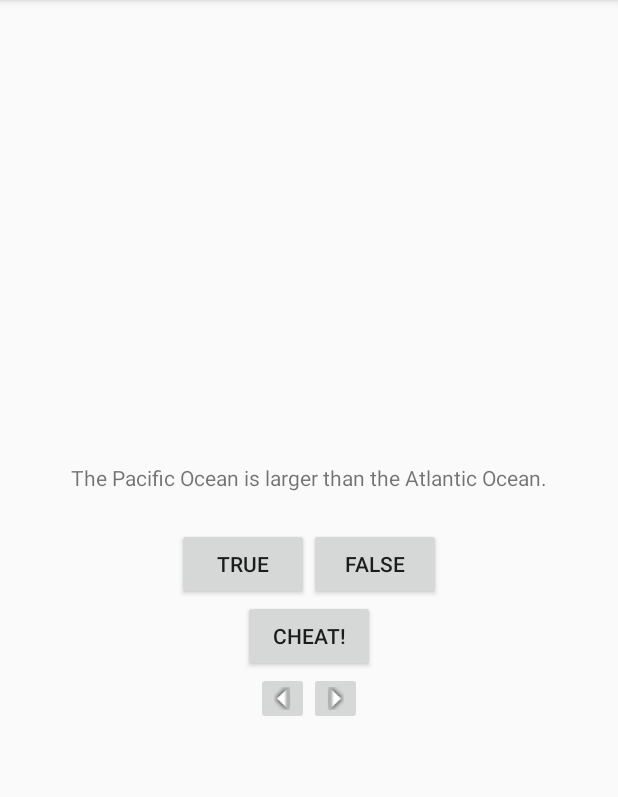
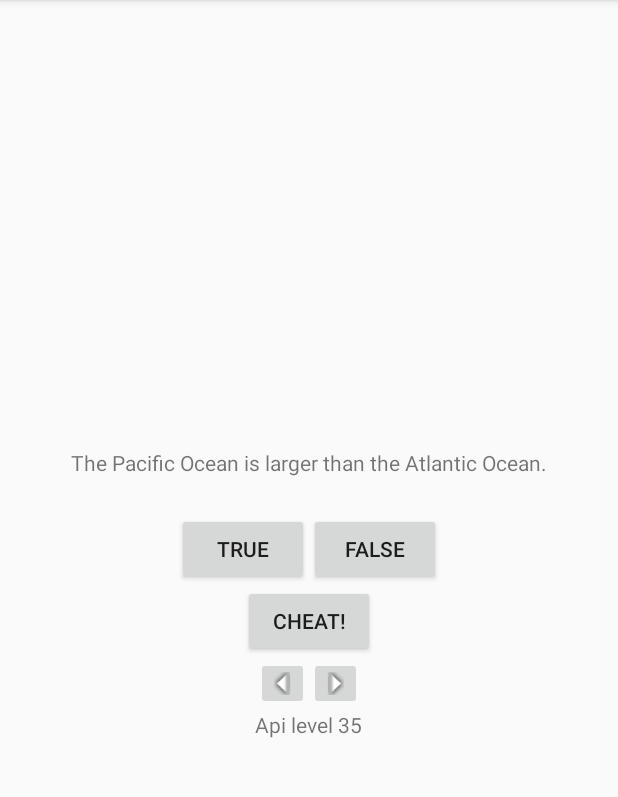
Before and after one commit to knerr/GeoQuiz, an Android app: the screen it shows after launch (QuizActivity), on a phone screen of 412 x 824 dp, the part 84-881 px from its top. Run offline under Robolectric (Android 15) with nearby library versions, the phone set to English and light mode, and no system bars.

Commit message:
As of 4/30/2015

```diff
--- a/app/build.gradle
+++ b/app/build.gradle
@@ -5,8 +5,9 @@ android {
     buildToolsVersion "21.1.2"
 
     defaultConfig {
+        //application info for debugging can be changed here
         applicationId "com.example.mattyice.geoquiz"
-        minSdkVersion 15
+        minSdkVersion 8
         targetSdkVersion 21
         versionCode 1
         versionName "1.0"
--- a/app/src/main/AndroidManifest.xml
+++ b/app/src/main/AndroidManifest.xml
@@ -16,6 +16,7 @@
                 <category android:name="android.intent.category.LAUNCHER" />
             </intent-filter>
         </activity>
+        <!-- Every new activity needs at least the below information to be accessed and run-->
         <activity
             android:name=".CheatActivity"
             android:label="@string/app_name" >
--- a/app/src/main/java/com/example/mattyice/geoquiz/CheatActivity.java
+++ b/app/src/main/java/com/example/mattyice/geoquiz/CheatActivity.java
@@ -10,11 +10,13 @@ import android.widget.TextView;
 import android.widget.Button;
 import android.content.Intent;
 
-
+//An activity must extend an activity class
 public class CheatActivity extends ActionBarActivity {
 
+    //locations to store information for values to be sent back to the called activity
     public static final String EXTRA_ANSWER_IS_TRUE = "com.example.mattyice.geoquiz.answer_is_true";
     public static final String EXTRA_ANSWER_SHOWN = "com.example.mattyice.geoquiz.answer_shown";
+    //This is for local use of information to be stored when changing activities (land to vert)
     public static final String CHEAT = "cheat";
     private boolean mAnswerIsTrue;
     private boolean mIsCheater = false;
@@ -23,15 +25,18 @@ public class CheatActivity extends ActionBarActivity {
 
     public void setAnswerShownResult(boolean isAnswerShown) {
         Intent data = new Intent();
+        //Putting info into the location where it needs to be stored
         data.putExtra(EXTRA_ANSWER_SHOWN, isAnswerShown);
+        //setting the result to be returned to the original activity (howTheResultWent, infoBeingSentBack)
         setResult(RESULT_OK, data);
     }
 
     @Override
     protected void onCreate(Bundle savedInstanceState) {
         super.onCreate(savedInstanceState);
-        setContentView(R.layout.activity_cheat);
+        setContentView(R.layout.activity_cheat); //What xml file should this be working with
 
+        //Potentially stored info
         if (savedInstanceState != null){
             mIsCheater = savedInstanceState.getBoolean(CHEAT, false);
         }
@@ -66,6 +71,7 @@ public class CheatActivity extends ActionBarActivity {
     }
 
     @Override
+    //used to keep info when the activity layout from land to verticle
     public void onSaveInstanceState (Bundle savedInstanceState){
         super.onSaveInstanceState(savedInstanceState);
         savedInstanceState.putBoolean(CHEAT, mIsCheater);
--- a/app/src/main/java/com/example/mattyice/geoquiz/QuizActivity.java
+++ b/app/src/main/java/com/example/mattyice/geoquiz/QuizActivity.java
@@ -1,5 +1,8 @@
 package com.example.mattyice.geoquiz;
 
+import android.annotation.TargetApi;
+import android.app.ActionBar;
+import android.os.Build;
 import android.support.v7.app.ActionBarActivity;
 import android.os.Bundle;
 import android.view.Menu;
@@ -12,18 +15,21 @@ import android.widget.Toast;
 import android.util.Log;
 import android.content.Intent;
 
+import org.w3c.dom.Text;
 
+//The "Main Class" Of an activity has to extend an activity class and also be included in the manifest
 public class QuizActivity extends ActionBarActivity {
 
-    private static final String TAG = "QuizActivity";
-    private static final String KEY_INDEX = "index";
-    private static final String CHEAT = "cheat";
-    private Button mTrueButton;
+    private static final String TAG = "QuizActivity"; //Used in logging to show what method is called in what file (or activity)
+    private static final String KEY_INDEX = "index"; //Used to maintain data when switching from horizontal to verticle (which creates a new activity)
+    private static final String CHEAT = "cheat"; //Same as above
+    private Button mTrueButton; //Variables that will be needed throughout this activity (generally just references to objects in the xml file)
     private Button mFalseButton;
     private Button mCheatButton;
     private ImageButton mNextButton;
     private ImageButton mPrevButton;
     private TextView mQuestionTextView;
+    private TextView mApiIdentifier;
     private TrueFalse[] mQuestionBank = new TrueFalse[]{
             new TrueFalse(R.string.question_oceans, true),
             new TrueFalse(R.string.question_mideast, false),
@@ -35,11 +41,18 @@ public class QuizActivity extends ActionBarActivity {
 
     private int mCurrentIndex = 0;
 
+    @TargetApi(11) //This tells java lint that it should be looking at this code as API version 11 code
     @Override
     protected void onCreate(Bundle savedInstanceState) {
-        super.onCreate(savedInstanceState);
-        Log.d(TAG, "onCreate(Bundle) called");
-        setContentView(R.layout.activity_quiz);
+        super.onCreate(savedInstanceState); //Creates this activity and calls any saved data in the bundle which is acquired below
+        Log.d(TAG, "onCreate(Bundle) called"); //Gives the log the tag info and what happened making this easier to find in debugging
+        setContentView(R.layout.activity_quiz); //Sets what xml layout should be run with this java file
+
+        //A condition in which is checks if the running version is compatible with some features
+        if (Build.VERSION.SDK_INT >= Build.VERSION_CODES.HONEYCOMB) {
+            //ActionBar actionBar = getActionBar();
+            //actionBar.setSubtitle("Bodies of Water");
+        }
 
         mQuestionTextView = (TextView)findViewById(R.id.question_text_view);
         mQuestionTextView.setOnClickListener(new View.OnClickListener(){
@@ -68,9 +81,13 @@ public class QuizActivity extends ActionBarActivity {
         mCheatButton.setOnClickListener(new View.OnClickListener() {
             @Override
             public void onClick(View v) {
+                //The intent is used to jump from one activity to another. (this, targetClass.class)
                 Intent i = new Intent(QuizActivity.this, CheatActivity.class);
                 boolean answerIsTrue = mQuestionBank[mCurrentIndex].isTrueQuestion();
+                //The putExtra function adds on info that could be needed in the next activity. (pathOfStoredInfo, value)
                 i.putExtra(CheatActivity.EXTRA_ANSWER_IS_TRUE, answerIsTrue);
+                //startActivity(i) - starts an activity with no expectation of a result value
+                //startActivityForResult(i, 0) - starts an activity looking for a result value, the 0 is which activity to return back to then
                 startActivityForResult(i, 0);
             }
         });
@@ -96,7 +113,12 @@ public class QuizActivity extends ActionBarActivity {
             }
         });
 
+        mApiIdentifier = (TextView)findViewById(R.id.api_identifier);
+        mApiIdentifier.setText("Api level " + Integer.toString(Build.VERSION.SDK_INT));
+
+        //Checks  to see if there is any saved info that needs to be checked
         if (savedInstanceState != null){
+            //This is how to grab info out of the location in which its being stored when the activity changes (location, defaultValue)
             mCurrentIndex = savedInstanceState.getInt(KEY_INDEX, 0);
             mIsCheater[mCurrentIndex] = savedInstanceState.getBoolean(CHEAT, false);
         }
@@ -105,9 +127,11 @@ public class QuizActivity extends ActionBarActivity {
     }
 
     @Override
+    //Used to save info when converting from 1 activity to another (such as going from verticle to horizontal)
     public void onSaveInstanceState (Bundle savedInstanceState){
         super.onSaveInstanceState(savedInstanceState);
         Log.i(TAG, "onSaveInstanceState");
+        //How to put info on this bundle to be used (infoLocation, variableToStoreInfo)
         savedInstanceState.putInt(KEY_INDEX, mCurrentIndex);
         savedInstanceState.putBoolean(CHEAT, mIsCheater[mCurrentIndex]);
     }
@@ -143,10 +167,12 @@ public class QuizActivity extends ActionBarActivity {
     }
 
     @Override
+    //Called when a different activity returns to this activity (WhosRecievingIt, WhosReturningIt, intentWithData)
     protected void onActivityResult(int requestCode, int resultCode, Intent data){
         if (data == null) {
             return;
         }
+        //Getting info from the extra sent from the other activity (locationOfData, defaultValue)
         mIsCheater[mCurrentIndex] = data.getBooleanExtra(CheatActivity.EXTRA_ANSWER_SHOWN, false);
     }
 
@@ -191,6 +217,7 @@ public class QuizActivity extends ActionBarActivity {
             messageResId = R.string.incorrect_toast;
         }
 
+        //A toast is a little message that appears (whatDisplaysMessage, whatMessage, something...)
         Toast.makeText(this, messageResId, Toast.LENGTH_SHORT).show();
     }
 }
--- a/app/src/main/res/layout-land/activity_quiz.xml
+++ b/app/src/main/res/layout-land/activity_quiz.xml
@@ -1,3 +1,4 @@
+<!-- File placed in layout-land folder to designate layout landscape -->
 <FrameLayout
     xmlns:android="http://schemas.android.com/apk/res/android"
     android:layout_width="match_parent"
--- a/app/src/main/res/layout/activity_quiz.xml
+++ b/app/src/main/res/layout/activity_quiz.xml
@@ -1,3 +1,5 @@
+<!-- File placed in Layout folder to designate default layout -->
+
 <LinearLayout
 xmlns:android="http://schemas.android.com/apk/res/android"
 android:orientation="vertical"
@@ -55,4 +57,8 @@ android:layout_height="match_parent">
             android:contentDescription="@string/next_question"/>
 
     </LinearLayout>
+    <TextView
+        android:layout_width="wrap_content"
+        android:layout_height="wrap_content"
+        android:id="@+id/api_identifier"/>
 </LinearLayout>
--- a/app/src/main/res/values/strings.xml
+++ b/app/src/main/res/values/strings.xml
@@ -1,4 +1,6 @@
 <?xml version="1.0" encoding="utf-8"?>
+<!-- Folder for containing all static strings that will need to be included in this project -->
+
 <resources>
 
     <string name="app_name">GeoQuiz</string>
```
